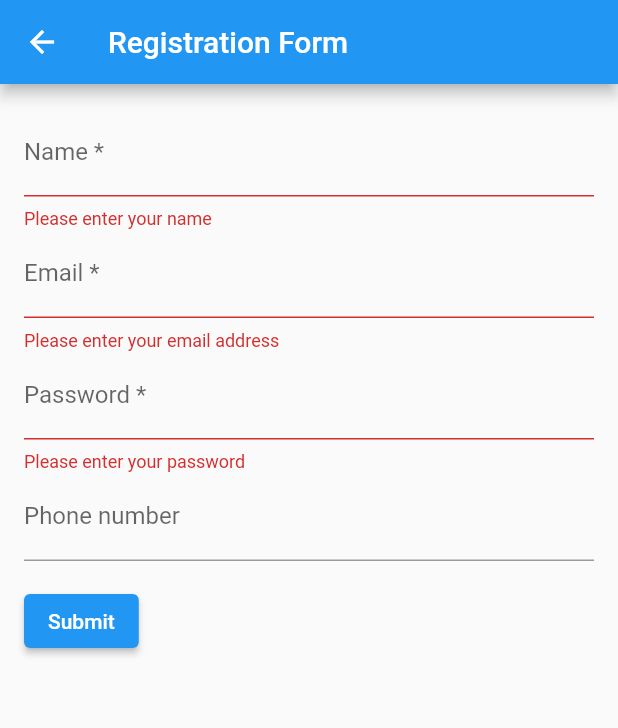
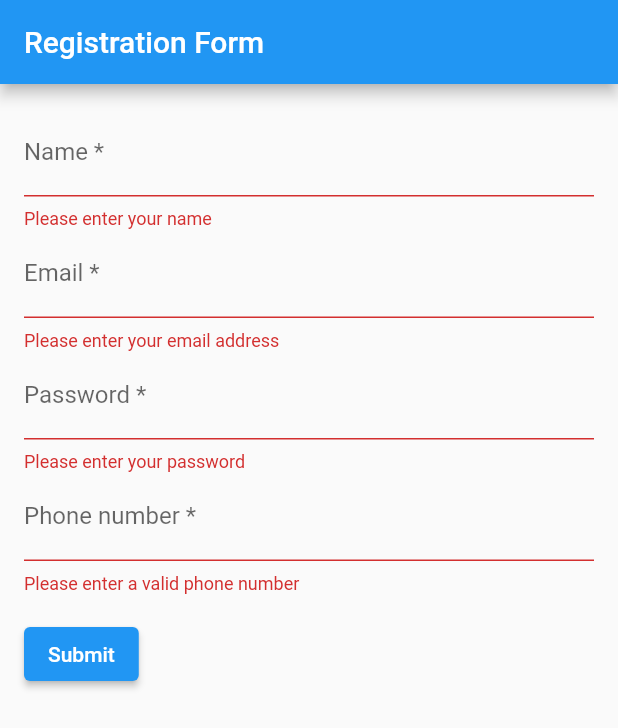
Before and after one commit to MrKomron/flutter_end_project, a Flutter app: the RegisterScreen screen opened directly, after a tap on "Submit", on a phone screen of 412 x 824 dp. Shown: the top 728 px of the screen. Run offline on Flutter 3.47's test engine with Material 2 defaults, Android fonts, the phone set to English and light mode, and no system bars; our stand-ins replace audioplayers, video_player.

Commit message:
register.dart is verbeterd

```diff
--- a/lib/pages/login.dart
+++ b/lib/pages/login.dart
@@ -1,5 +1,5 @@
 import 'package:flutter/material.dart';
-// import 'package:flutter_end_project/pages/register.dart';
+import 'package:flutter_end_project/pages/register.dart';
 
 
 void main() {
@@ -8,89 +8,7 @@ void main() {
   ));
 }
 
-class RegisterScreen extends StatelessWidget {
-  final _formKey = GlobalKey<FormState>();
 
-  @override
-  Widget build(BuildContext context) {
-    return Scaffold(
-      appBar: AppBar(
-        leading: IconButton(
-          icon: Icon(Icons.arrow_back),
-          onPressed: () {
-            Navigator.push(context, MaterialPageRoute(builder: (c) => Login()));
-          },
-        ),
-        title: Text('Registration Form'),
-      ),
-      body: Form(
-        key: _formKey,
-        child: Padding(
-          padding: const EdgeInsets.all(16.0),
-          child: Column(
-            crossAxisAlignment: CrossAxisAlignment.start,
-            children: <Widget>[
-              TextFormField(
-                decoration: const InputDecoration(
-                  hintText: 'Enter your full name',
-                  labelText: 'Name *',
-                ),
-                validator: (value) {
-                  if (value == null || value.isEmpty) {
-                    return 'Please enter your name';
-                  }
-                  return null;
-                },
-              ),
-              TextFormField(
-                decoration: const InputDecoration(
-                  hintText: 'Enter your email address',
-                  labelText: 'Email *',
-                ),
-                validator: (value) {
-                  if (value == null || value.isEmpty) {
-                    return 'Please enter your email address';
-                  }
-                  return null;
-                },
-              ),
-              TextFormField(
-                decoration: const InputDecoration(
-                  hintText: 'Enter your password',
-                  labelText: 'Password *',
-                ),
-                validator: (value) {
-                  if (value == null || value.isEmpty) {
-                    return 'Please enter your password';
-                  }
-                  return null;
-                },
-              ),
-              TextFormField(
-                decoration: const InputDecoration(
-                  hintText: 'Enter your phone number',
-                  labelText: 'Phone number',
-                ),
-              ),
-              Padding(
-                padding: const EdgeInsets.symmetric(vertical: 16.0),
-                child: ElevatedButton(
-                  onPressed: () {
-                    if (_formKey.currentState!.validate()) {
-                      ScaffoldMessenger.of(context).showSnackBar(
-                          SnackBar(content: Text('Processing Data')));
-                    }
-                  },
-                  child: Text('Submit'),
-                ),
-              ),
-            ],
-          ),
-        ),
-      ),
-    );
-  }
-}
 
 
 class Login extends StatelessWidget {
--- a/lib/pages/register.dart
+++ b/lib/pages/register.dart
@@ -20,6 +20,7 @@ class RegisterScreen extends StatelessWidget {
         key: _formKey,
         child: Padding(
           padding: const EdgeInsets.all(16.0),
+          child: SingleChildScrollView(
             child: Column(
               crossAxisAlignment: CrossAxisAlignment.start,
               children: <Widget>[
@@ -44,10 +45,14 @@ class RegisterScreen extends StatelessWidget {
                     if (value == null || value.isEmpty) {
                       return 'Please enter your email address';
                     }
+                    if (!RegExp(r"^[a-zA-Z0-9+_.-]+@[a-zA-Z0-9.-]+$").hasMatch(value)) {
+                      return 'Please enter a valid email address';
+                    }
                     return null;
                   },
                 ),
                 TextFormField(
+                  obscureText: true,
                   decoration: const InputDecoration(
                     hintText: 'Enter your password',
                     labelText: 'Password *',
@@ -62,8 +67,14 @@ class RegisterScreen extends StatelessWidget {
                 TextFormField(
                   decoration: const InputDecoration(
                     hintText: 'Enter your phone number',
-                  labelText: 'Phone number',
+                    labelText: 'Phone number *',
                   ),
+                  validator: (value) {
+                    if (value != null && value.length != 10) {
+                      return 'Please enter a valid phone number';
+                    }
+                    return null;
+                  },
                 ),
                 Padding(
                   padding: const EdgeInsets.symmetric(vertical: 16.0),
@@ -81,6 +92,7 @@ class RegisterScreen extends StatelessWidget {
             ),
           ),
         ),
+      ),
     );
   }
 }
```
Lines whose indentation alone changed are shown as unchanged.
